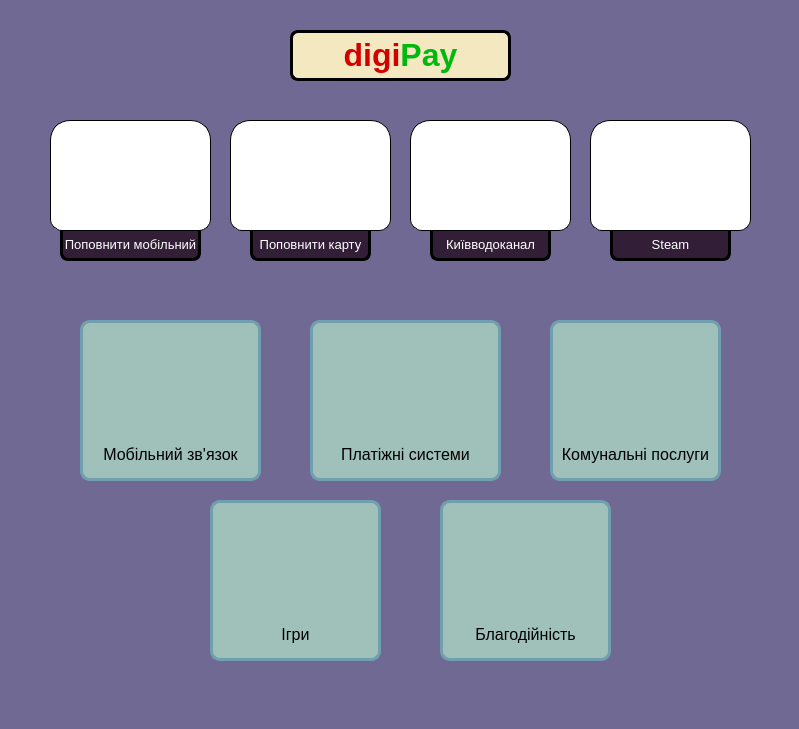
calmBlooper/payment-terminal, file front/mainwindow.ui: the form before one commit.
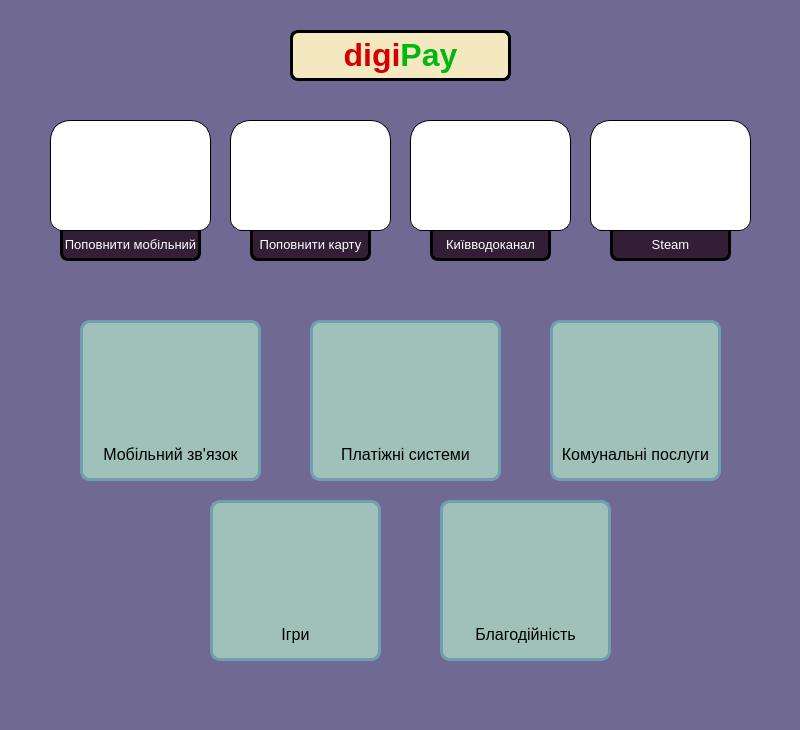
The form after the commit. Icons and pictures are not drawn.

Patch:
```diff
--- a/front/mainwindow.ui
+++ b/front/mainwindow.ui
@@ -6,8 +6,8 @@
    <rect>
     <x>0</x>
     <y>0</y>
-    <width>799</width>
-    <height>729</height>
+    <width>800</width>
+    <height>730</height>
    </rect>
   </property>
   <property name="font">
```
Left out of the diff: 44 changed lines with no effect on the pictures.
